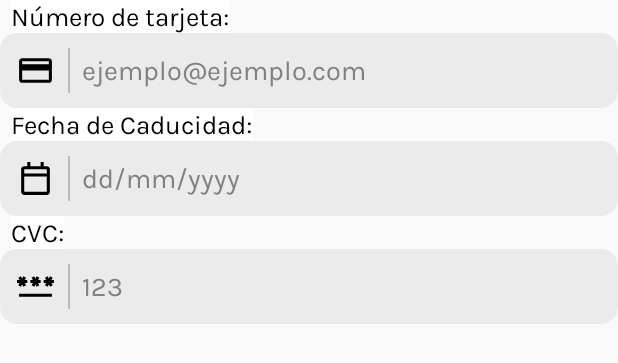
After one commit to Kotlin-Koalas/KoalaMarket, an Android app: the layout credit_card_option.xml on its own in the app's theme, with its tools: preview values and no code run, on a phone screen of 412 x 824 dp. The commit adds this screen. Shown: the top 363 px of the screen. Run offline under Robolectric (Android 15) with nearby library versions, the phone set to English and light mode, and no system bars.

Commit message:
signup continued, por error estaba en main

```diff
--- /dev/null
+++ b/frontend/app/src/main/res/drawable/credit_card_icon.xml
@@ -0,0 +1,9 @@
+<vector xmlns:android="http://schemas.android.com/apk/res/android"
+    android:width="20dp"
+    android:height="20dp"
+    android:viewportWidth="960"
+    android:viewportHeight="960">
+  <path
+      android:fillColor="#FF000000"
+      android:pathData="M864,264v432q0,29 -21.15,50.5T792,768L168,768q-29,0 -50.5,-21.5T96,696v-432q0,-29 21.5,-50.5T168,192h624q29.7,0 50.85,21.5Q864,235 864,264ZM168,336h624v-72L168,264v72ZM168,480v216h624v-216L168,480ZM168,696v-432,432Z"/>
+</vector>
--- /dev/null
+++ b/frontend/app/src/main/res/drawable/icono_calendario.xml
@@ -0,0 +1,9 @@
+<vector xmlns:android="http://schemas.android.com/apk/res/android"
+    android:width="20dp"
+    android:height="20dp"
+    android:viewportWidth="960"
+    android:viewportHeight="960">
+  <path
+      android:fillColor="#FF000000"
+      android:pathData="M216,864q-29.7,0 -50.85,-21.5Q144,821 144,792v-528q0,-29 21.15,-50.5T216,192h72v-96h72v96h240v-96h72v96h72q29.7,0 50.85,21.5Q816,235 816,264v528q0,29 -21.15,50.5T744,864L216,864ZM216,792h528v-360L216,432v360ZM216,360h528v-96L216,264v96ZM216,360v-96,96Z"/>
+</vector>
--- /dev/null
+++ b/frontend/app/src/main/res/drawable/three_dot_pin.xml
@@ -0,0 +1,9 @@
+<vector xmlns:android="http://schemas.android.com/apk/res/android"
+    android:width="20dp"
+    android:height="20dp"
+    android:viewportWidth="960"
+    android:viewportHeight="960">
+  <path
+      android:fillColor="#FF000000"
+      android:pathData="M96,720v-72h768v72L96,720ZM139,484 L77,448 106,398L48,398v-72h58l-29,-50 62,-36 29,50 29,-50 62,36 -29,50h58v72h-58l29,50 -62,36 -29,-50 -29,50ZM451,484 L389,448 418,398h-58v-72h58l-29,-50 62,-36 29,50 29,-50 62,36 -29,50h58v72h-58l29,50 -62,36 -29,-50 -29,50ZM763,484 L701,448 730,398h-58v-72h58l-29,-50 62,-36 29,50 29,-50 62,36 -29,50h58v72h-58l29,50 -62,36 -29,-50 -29,50Z"/>
+</vector>
--- a/frontend/app/src/main/res/layout/activity_sign_up_comprador.xml
+++ b/frontend/app/src/main/res/layout/activity_sign_up_comprador.xml
@@ -459,6 +459,7 @@
                             android:gravity="center_vertical"
                             android:hint="12345678E"
                             android:inputType="text"
+                            android:maxLength="9"
                             android:textColor="@color/black"
                             android:textColorHint="#808080"
                             app:layout_constraintEnd_toEndOf="parent"
--- /dev/null
+++ b/frontend/app/src/main/res/layout/credit_card_option.xml
@@ -0,0 +1,198 @@
+<?xml version="1.0" encoding="utf-8"?>
+<androidx.constraintlayout.widget.ConstraintLayout xmlns:android="http://schemas.android.com/apk/res/android"
+    xmlns:app="http://schemas.android.com/apk/res-auto"
+    xmlns:tools="http://schemas.android.com/tools"
+    android:id="@+id/main"
+    android:layout_width="match_parent"
+    android:layout_height="match_parent">
+
+    <TextView
+        android:id="@+id/textViewEmail"
+        android:layout_width="wrap_content"
+        android:layout_height="wrap_content"
+        android:layout_marginStart="7dp"
+        android:layout_marginBottom="3dp"
+        android:background="#ffffff"
+        android:fontFamily="@font/karla"
+        android:text="Número de tarjeta:"
+        android:textColor="@color/black"
+        android:textSize="17sp"
+        app:layout_constraintStart_toStartOf="@+id/frameLayoutEmail"
+        app:layout_constraintTop_toTopOf="parent" />
+
+    <androidx.constraintlayout.widget.ConstraintLayout
+        android:id="@+id/frameLayoutEmail"
+        android:layout_width="match_parent"
+        android:layout_height="50dp"
+        android:background="@drawable/basic_grey_shape"
+        android:padding="2dp"
+        app:layout_constraintEnd_toEndOf="parent"
+        app:layout_constraintHorizontal_bias="0.0"
+        app:layout_constraintStart_toStartOf="parent"
+        app:layout_constraintTop_toBottomOf="@id/textViewEmail">
+
+        <ImageView
+            android:id="@+id/imageViewEmail1"
+            android:layout_width="27dp"
+            android:layout_height="match_parent"
+            android:layout_gravity="center"
+            android:layout_marginLeft="8dp"
+            app:layout_constraintStart_toStartOf="parent"
+            app:srcCompat="@drawable/credit_card_icon" />
+
+        <ImageView
+            android:id="@+id/imageViewEmail2"
+            android:layout_width="1.5dp"
+            android:layout_height="30dp"
+            android:layout_marginLeft="8dp"
+            android:background="#bababa"
+            app:layout_constraintBottom_toBottomOf="parent"
+            app:layout_constraintEnd_toStartOf="@+id/editTextEmail"
+            app:layout_constraintStart_toEndOf="@+id/imageViewEmail1"
+            app:layout_constraintTop_toTopOf="parent" />
+
+        <EditText
+            android:id="@+id/editTextEmail"
+            android:layout_width="0dp"
+            android:layout_height="match_parent"
+            android:layout_gravity="right"
+            android:layout_marginLeft="8dp"
+            android:background="@android:color/transparent"
+            android:ems="8"
+            android:fontFamily="@font/karla"
+            android:gravity="center_vertical"
+            android:hint="ejemplo@ejemplo.com"
+            android:inputType="number"
+            android:textColor="@color/black"
+            android:textColorHint="#808080"
+            app:layout_constraintEnd_toEndOf="parent"
+            app:layout_constraintStart_toEndOf="@+id/imageViewEmail2" />
+    </androidx.constraintlayout.widget.ConstraintLayout>
+
+    <TextView
+        android:id="@+id/expiration_date"
+        android:layout_width="wrap_content"
+        android:layout_height="wrap_content"
+        android:layout_marginStart="7dp"
+        android:layout_marginBottom="3dp"
+        android:background="#ffffff"
+        android:fontFamily="@font/karla"
+        android:text="Fecha de Caducidad:"
+        android:textColor="@color/black"
+        android:textSize="17sp"
+        app:layout_constraintStart_toStartOf="@+id/frameLayoutExpirationDate"
+        app:layout_constraintTop_toBottomOf="@id/frameLayoutEmail" />
+
+    <androidx.constraintlayout.widget.ConstraintLayout
+        android:id="@+id/frameLayoutExpirationDate"
+        android:layout_width="match_parent"
+        android:layout_height="50dp"
+        android:background="@drawable/basic_grey_shape"
+        android:padding="2dp"
+        app:layout_constraintEnd_toEndOf="parent"
+        app:layout_constraintHorizontal_bias="0.0"
+        app:layout_constraintStart_toStartOf="parent"
+        app:layout_constraintTop_toBottomOf="@id/expiration_date">
+
+        <ImageView
+            android:id="@+id/imageViewCad1"
+            android:layout_width="27dp"
+            android:layout_height="match_parent"
+            android:layout_gravity="center"
+            android:layout_marginLeft="8dp"
+            app:layout_constraintStart_toStartOf="parent"
+            app:srcCompat="@drawable/icono_calendario" />
+
+        <ImageView
+            android:id="@+id/imageViewCad2"
+            android:layout_width="1.5dp"
+            android:layout_height="30dp"
+            android:layout_marginLeft="8dp"
+            android:background="#bababa"
+            app:layout_constraintBottom_toBottomOf="parent"
+            app:layout_constraintEnd_toStartOf="@+id/editTextCad"
+            app:layout_constraintStart_toEndOf="@+id/imageViewCad1"
+            app:layout_constraintTop_toTopOf="parent" />
+
+        <EditText
+            android:id="@+id/editTextCad"
+            android:layout_width="0dp"
+            android:layout_height="match_parent"
+            android:layout_gravity="right"
+            android:layout_marginLeft="8dp"
+            android:background="@android:color/transparent"
+            android:ems="8"
+            android:fontFamily="@font/karla"
+            android:gravity="center_vertical"
+            android:hint="dd/mm/yyyy"
+            android:inputType="date"
+            android:textColor="@color/black"
+            android:textColorHint="#808080"
+            app:layout_constraintEnd_toEndOf="parent"
+            app:layout_constraintStart_toEndOf="@+id/imageViewCad2" />
+    </androidx.constraintlayout.widget.ConstraintLayout>
+    <TextView
+        android:id="@+id/cvc_text"
+        android:layout_width="wrap_content"
+        android:layout_height="wrap_content"
+        android:layout_marginStart="7dp"
+        android:layout_marginBottom="3dp"
+        android:background="#ffffff"
+        android:fontFamily="@font/karla"
+        android:text="CVC:"
+        android:textColor="@color/black"
+        android:textSize="17sp"
+        app:layout_constraintStart_toStartOf="@+id/frameLayoutExpirationDate"
+        app:layout_constraintTop_toBottomOf="@id/frameLayoutExpirationDate" />
+
+    <androidx.constraintlayout.widget.ConstraintLayout
+        android:id="@+id/frameLayoutCVC"
+        android:layout_width="match_parent"
+        android:layout_height="50dp"
+        android:background="@drawable/basic_grey_shape"
+        android:padding="2dp"
+        app:layout_constraintEnd_toEndOf="parent"
+        app:layout_constraintHorizontal_bias="0.0"
+        app:layout_constraintStart_toStartOf="parent"
+        app:layout_constraintTop_toBottomOf="@id/cvc_text">
+
+        <ImageView
+            android:id="@+id/imageViewCVC1"
+            android:layout_width="27dp"
+            android:layout_height="match_parent"
+            android:layout_gravity="center"
+            android:layout_marginLeft="8dp"
+            app:layout_constraintStart_toStartOf="parent"
+            app:srcCompat="@drawable/three_dot_pin" />
+
+        <ImageView
+            android:id="@+id/imageViewCVC2"
+            android:layout_width="1.5dp"
+            android:layout_height="30dp"
+            android:layout_marginLeft="8dp"
+            android:background="#bababa"
+            app:layout_constraintBottom_toBottomOf="parent"
+            app:layout_constraintEnd_toStartOf="@+id/editTextCVC"
+            app:layout_constraintStart_toEndOf="@+id/imageViewCVC1"
+            app:layout_constraintTop_toTopOf="parent" />
+
+        <EditText
+            android:id="@+id/editTextCVC"
+            android:layout_width="0dp"
+            android:layout_height="match_parent"
+            android:layout_gravity="right"
+            android:layout_marginLeft="8dp"
+            android:background="@android:color/transparent"
+            android:ems="8"
+            android:fontFamily="@font/karla"
+            android:gravity="center_vertical"
+            android:hint="123"
+            android:maxLength="3"
+            android:inputType="number"
+            android:textColor="@color/black"
+            android:textColorHint="#808080"
+            app:layout_constraintEnd_toEndOf="parent"
+            app:layout_constraintStart_toEndOf="@+id/imageViewCVC2" />
+    </androidx.constraintlayout.widget.ConstraintLayout>
+
+</androidx.constraintlayout.widget.ConstraintLayout>
```
Also changed, not shown: frontend/app/src/main/res/drawable/phone.xml (added, +9 -0 lines), frontend/app/src/main/res/layout/bizum_option.xml (added, +73 -0 lines), frontend/app/src/main/res/layout/paypal_option.xml (added, +72 -0 lines).
